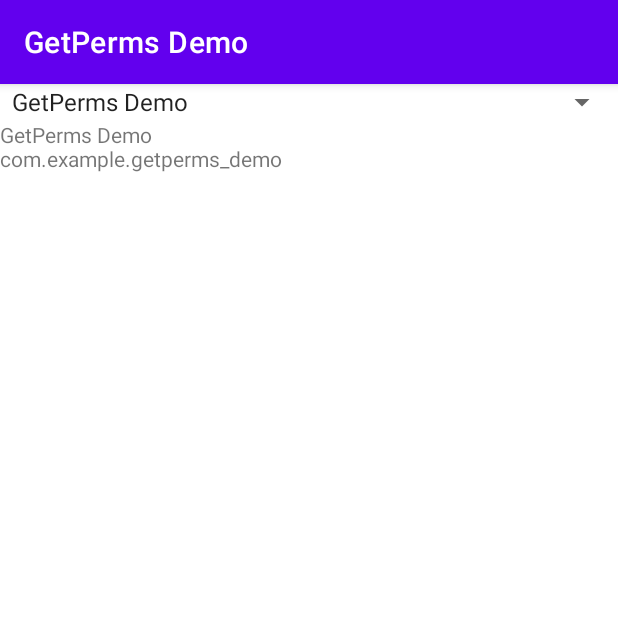
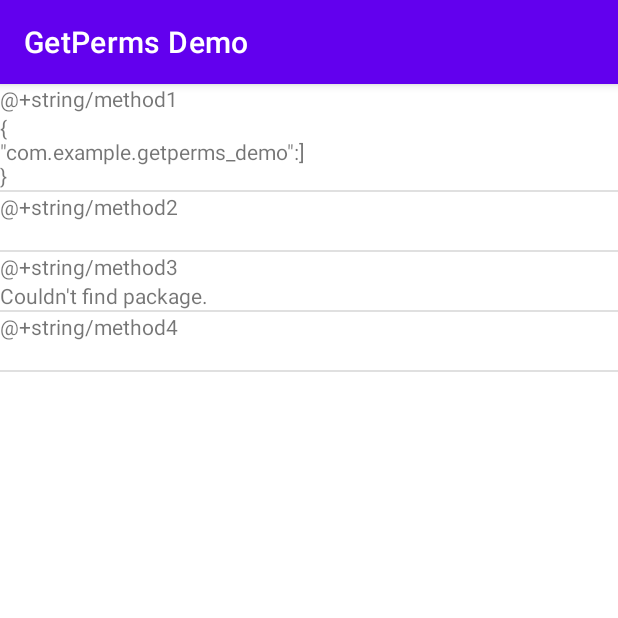
Before and after one commit to 0x4f53/GetPerms, an Android app: the screen it shows after launch (MainActivity), on a phone screen of 412 x 824 dp, the top half of it. Run offline under Robolectric (Android 15) with nearby library versions, the phone set to English and light mode, and no system bars; 1 statement that could not run was skipped.

Commit message:
Boilerplate commit

```diff
--- a/app/src/main/java/getperms_demo/MainActivity.java
+++ b/app/src/main/java/getperms_demo/MainActivity.java
@@ -1,23 +1,26 @@
+/*
+*
+* getPerms usage:
+*   getPerms("ALL"); - all permissions for all packages
+*   getPerms("GRANTED"); - granted permissions for all packages
+*   getPerms("package_name", "ALL"); - all permissions for a specific package
+*   getPerms("package_name", "GRANTED"); - granted permissions for a specific package
+*
+* */
+
 package getperms_demo;
 
 import androidx.appcompat.app.AppCompatActivity;
-
-import android.annotation.SuppressLint;
 import android.app.Activity;
 import android.content.Context;
 import android.content.Intent;
 import android.content.pm.ActivityInfo;
+import android.content.pm.ApplicationInfo;
 import android.content.pm.PackageInfo;
 import android.content.pm.PackageManager;
 import android.content.pm.ResolveInfo;
 import android.os.Bundle;
-import android.text.method.ScrollingMovementMethod;
-import android.view.View;
-import android.widget.AdapterView;
-import android.widget.ArrayAdapter;
-import android.widget.Spinner;
 import android.widget.TextView;
-
 import com.example.getperms_demo.R;
 
 import java.util.HashMap;
@@ -25,124 +28,99 @@ import java.util.List;
 
 import static android.content.pm.PackageInfo.REQUESTED_PERMISSION_GRANTED;
 import static android.content.pm.PackageManager.GET_PERMISSIONS;
+import static android.content.pm.PermissionInfo.PROTECTION_DANGEROUS;
+import static android.content.pm.PermissionInfo.PROTECTION_SIGNATURE;
 
 public class MainActivity extends AppCompatActivity {
-    private TextView mTextView;
     @Override
     protected void onCreate(Bundle savedInstanceState) {
         super.onCreate(savedInstanceState);
         setContentView(R.layout.activity_main);
-        // Get the application context
-        Context mContext = getApplicationContext();
-        Activity mActivity = MainActivity.this;
-        // Get the widgets reference from xml layout
-        Spinner mSpinner = findViewById(R.id.spinner);
-        mTextView = findViewById(R.id.text);
-        // Make text view scrollable
-        mTextView.setMovementMethod(new ScrollingMovementMethod());
-        // Get the installed package list
-        HashMap<String,String> map = getInstalledPackages();
-        // Get the values array from hash map
-        final String[] values = map.values().toArray(new String[0]);
-        final String[] keys = map.keySet().toArray(new String[0]);
-        // Initialize a new array adapter instance
-        ArrayAdapter<String> adapter = new ArrayAdapter<>(
-                mActivity,
-                android.R.layout.simple_spinner_item,
-                values
-        );
-        // Set the drop down view resource for array adapter
-        adapter.setDropDownViewResource(android.R.layout.simple_spinner_dropdown_item);
-        // Data bind the spinner with array adapter
-        mSpinner.setAdapter(adapter);
-        // Set an item selected listener for the spinner object
-        mSpinner.setOnItemSelectedListener(new AdapterView.OnItemSelectedListener() {
-            @SuppressLint("SetTextI18n")
-            @Override
-            public void onItemSelected(AdapterView<?> adapterView, View view, int i, long l) {
-                String packageName = keys[i];
-                String label = values[i];
-                mTextView.setText(label + "\n" + packageName+"\n\n");
-                // Display the selected package granted permissions list
-                mTextView.append(getPermissionsByPackageName(packageName));
-            }
-            @Override
-            public void onNothingSelected(AdapterView<?> adapterView) {
 
-            }
-        });
+        TextView output1 = (TextView)findViewById(R.id.method1output);
+        TextView output2 = (TextView)findViewById(R.id.method2output);
+        TextView output3 = (TextView)findViewById(R.id.method3output);
+        TextView output4 = (TextView)findViewById(R.id.method4output);
+
+        output1.setText(getPerms("ALL"));
+        output2.setText(getPerms("GRANTED"));
+        output3.setText(getPerms("com.google.android.networkstack.tethering", "ALL"));
+        output4.setText(getPerms("com.google.android.networkstack.tethering", "GRANTED"));
     }
 
-    // Custom method to get all installed package names
-    protected HashMap<String,String> getInstalledPackages(){
-        PackageManager packageManager = getPackageManager();
-        // Initialize a new intent
-        Intent intent = new Intent(Intent.ACTION_MAIN,null);
-        // Set the intent category
-        intent.addCategory(Intent.CATEGORY_LAUNCHER);
-        // Set the intent flags
-        intent.setFlags(Intent.FLAG_ACTIVITY_NEW_TASK | Intent.FLAG_ACTIVITY_RESET_TASK_IF_NEEDED);
-        // Initialize a new list of resolve info
-        List<ResolveInfo> resolveInfoList = getPackageManager().queryIntentActivities(intent,0);
-        // Initialize a new hash map of package names and application label
-        HashMap<String,String> map = new HashMap<>();
-        // Loop through the resolve info list
-        for(ResolveInfo resolveInfo : resolveInfoList){
-            // Get the activity info from resolve info
-            ActivityInfo activityInfo = resolveInfo.activityInfo;
-            // Get the package name
-            String packageName = activityInfo.applicationInfo.packageName;
-            // Get the application label
-            String label = (String) packageManager.getApplicationLabel(activityInfo.applicationInfo);
-            // Put the package name and application label to hash map
-            map.put(packageName,label);
-        }
-        return map;
-    }
-    // Custom method to get app requested and granted permissions from package name
-    protected String getPermissionsByPackageName(String packageName){
-        // Initialize a new string builder instance
+    /*
+       1. getPerms("ALL"); - all permissions for all packages
+       AND
+       2. getPerms("GRANTED"); - granted permissions for all packages
+    */
+
+    protected String getPerms(String mode){
         StringBuilder builder = new StringBuilder();
         try {
-            // Get the package info
-            PackageInfo packageInfo = getPackageManager().getPackageInfo(packageName, GET_PERMISSIONS);
-            // Permissions counter
-            int counter = 1;
-            /*
-                PackageInfo
-                    Overall information about the contents of a package. This corresponds to all of
-                    the information collected from AndroidManifest.xml.
-            */
-            /*
-                String[] requestedPermissions
-                    Array of all <uses-permission> tags included under <manifest>, or null if there
-                    were none. This is only filled in if the flag GET_PERMISSIONS was set. This list
-                    includes all permissions requested, even those that were not granted or known
-                    by the system at install time.
-            */
-            /*
-                int[] requestedPermissionsFlags
-                    Array of flags of all <uses-permission> tags included under <manifest>, or null
-                    if there were none. This is only filled in if the flag GET_PERMISSIONS was set.
-                    Each value matches the corresponding entry in requestedPermissions, and will
-                    have the flag REQUESTED_PERMISSION_GRANTED set as appropriate.
-            */
-            /*
-                int REQUESTED_PERMISSION_GRANTED
-                    Flag for requestedPermissionsFlags: the requested permission is currently
-                    granted to the application.
-            */
-                    // Loop through the package info requested permissions
-            for (int i = 0; i < packageInfo.requestedPermissions.length; i++) {
-                if ((packageInfo.requestedPermissionsFlags[i] & REQUESTED_PERMISSION_GRANTED) != 0) {
-                    String requested_permissions =packageInfo.requestedPermissions[i];
-                    // To make permission name shorter: permission = permission.substring(permission.lastIndexOf(".")+1);
-                    builder.append("").append(counter).append(". ").append(requested_permissions).append("\n");
-                    counter++;
+            if (mode.equals("ALL")){
+                final PackageManager pm = getPackageManager();
+                List<ApplicationInfo> packages = pm.getInstalledApplications(PackageManager.GET_META_DATA);
+                builder.append("{");
+                for (ApplicationInfo appInfo : packages) {
+                    String package_name = appInfo.packageName;
+                    builder.append("\n\"").append(package_name).append("\":[");
+                    PackageInfo packageInfo = getPackageManager().getPackageInfo(package_name, GET_PERMISSIONS);
+                    for (int i = 0; i < packageInfo.requestedPermissions.length; i++) {
+                        if ((packageInfo.requestedPermissionsFlags[i] & REQUESTED_PERMISSION_GRANTED) != 0) {
+                            String requested_permissions =packageInfo.requestedPermissions[i];
+                            // shorter permissions: permission = permission.substring(permission.lastIndexOf(".")+1);
+                            builder.append("\"").append(requested_permissions).append("\",");
+                        }
+                    }
+                    builder.deleteCharAt(builder.length()-1);
+                    builder.append("],");
                 }
+                builder.deleteCharAt(builder.length()-1);
+                builder.append("\n}");
+            } else if (mode.equals("GRANTED")){
+                final PackageManager pm = getPackageManager();
+                // TODO: 09/11/20 check if a permission has been granted to each app with if-else one by one and add to json.
+            } else {
+                throw new IllegalArgumentException("Illegal arguments passed to getPerms(). Please refer to the library guide at the top of the class file or at https://gitlab.com/ThomasCat/getperms.");
             }
-        } catch (Exception e) {
-            e.printStackTrace();
+        } catch (IllegalArgumentException wrongArgs){
+            return "Illegal arguments. Check documentation.";
+        } catch (PackageManager.NameNotFoundException nnfe) {
+            return "Couldn't find package.";
+        }
+        return builder.toString();
+    }
+
+    /*
+       3. getPerms("package_name", "ALL"); - all permissions for a specific package
+       AND
+       4. getPerms("package_name", "GRANTED"); - granted permissions for a specific package
+    */
+    protected String getPerms(String package_name, String mode){
+        StringBuilder builder = new StringBuilder();
+        try {
+            if (mode.equals("ALL")){
+                PackageInfo packageInfo = getPackageManager().getPackageInfo(package_name, GET_PERMISSIONS);
+                builder.append("{").append("\n\"").append(package_name).append("\":[");
+                for (int i = 0; i < packageInfo.requestedPermissions.length; i++) {
+                    if ((packageInfo.requestedPermissionsFlags[i] & REQUESTED_PERMISSION_GRANTED) != 0) {
+                        String requested_permissions =packageInfo.requestedPermissions[i];
+                        // shorter permissions: permission = permission.substring(permission.lastIndexOf(".")+1);
+                        builder.append("\"").append(requested_permissions).append("\",");
+                    }
+                }
+                builder.deleteCharAt(builder.length()-1);
+                builder.append("]").append("\n}");
+            } else if (mode.equals("GRANTED")){
+                final PackageManager pm = getPackageManager();
+                // TODO: 09/11/20 check if a permission has been granted with if-else one by one and add to json.
+            } else {
+                throw new IllegalArgumentException("Illegal arguments passed to getPerms(). Please refer to the library guide at the top of the class file or at https://gitlab.com/ThomasCat/getperms.");
+            }
+        } catch (IllegalArgumentException iae){
+            return "Illegal arguments. Check documentation.";
+        } catch (PackageManager.NameNotFoundException nnfe) {
+            return "Couldn't find package.";
         }
         return builder.toString();
     }
--- a/app/src/main/res/layout/activity_main.xml
+++ b/app/src/main/res/layout/activity_main.xml
@@ -19,15 +19,77 @@
             android:layout_height="wrap_content"
             android:orientation="vertical">
 
-            <Spinner
-                android:id="@+id/spinner"
+            <TextView
+                android:id="@+id/method1"
                 android:layout_width="match_parent"
-                android:layout_height="wrap_content" />
+                android:layout_height="wrap_content"
+                android:text="@+string/method1" />
 
             <TextView
-                android:id="@+id/text"
-                android:layout_width="wrap_content"
-                android:layout_height="wrap_content" />
+                android:id="@+id/method1output"
+                android:layout_width="match_parent"
+                android:layout_height="wrap_content"
+                android:text="-" />
+
+            <View
+                android:id="@+id/divider"
+                android:layout_width="match_parent"
+                android:layout_height="1dp"
+                android:background="?android:attr/listDivider" />
+
+            <TextView
+                android:id="@+id/method2"
+                android:layout_width="match_parent"
+                android:layout_height="wrap_content"
+                android:text="@+string/method2" />
+
+            <TextView
+                android:id="@+id/method2output"
+                android:layout_width="match_parent"
+                android:layout_height="wrap_content"
+                android:text="-" />
+
+            <View
+                android:id="@+id/divider2"
+                android:layout_width="match_parent"
+                android:layout_height="1dp"
+                android:background="?android:attr/listDivider" />
+
+            <TextView
+                android:id="@+id/method3"
+                android:layout_width="match_parent"
+                android:layout_height="wrap_content"
+                android:text="@+string/method3" />
+
+            <TextView
+                android:id="@+id/method3output"
+                android:layout_width="match_parent"
+                android:layout_height="wrap_content"
+                android:text="-" />
+
+            <View
+                android:id="@+id/divider3"
+                android:layout_width="match_parent"
+                android:layout_height="1dp"
+                android:background="?android:attr/listDivider" />
+
+            <TextView
+                android:id="@+id/method4"
+                android:layout_width="match_parent"
+                android:layout_height="wrap_content"
+                android:text="@+string/method4" />
+
+            <TextView
+                android:id="@+id/method4output"
+                android:layout_width="match_parent"
+                android:layout_height="wrap_content"
+                android:text="-" />
+
+            <View
+                android:id="@+id/divider4"
+                android:layout_width="match_parent"
+                android:layout_height="1dp"
+                android:background="?android:attr/listDivider" />
         </LinearLayout>
     </ScrollView>
 
--- a/app/src/main/res/values/strings.xml
+++ b/app/src/main/res/values/strings.xml
@@ -1,3 +1,7 @@
 <resources>
     <string name="app_name">GetPerms Demo</string>
+    <string name="method1">Method 1: getPerms("ALL"); - all permissions for all packages</string>
+    <string name="method2">Method 2: getPerms("GRANTED"); - granted permissions for all packages</string>
+    <string name="method3">Method 3: getPerms("package_name", "ALL"); - all permissions for a specific package</string>
+    <string name="method4">Method 4: getPerms("package_name", "GRANTED"); - granted permissions for a specific package</string>
 </resources>
```
